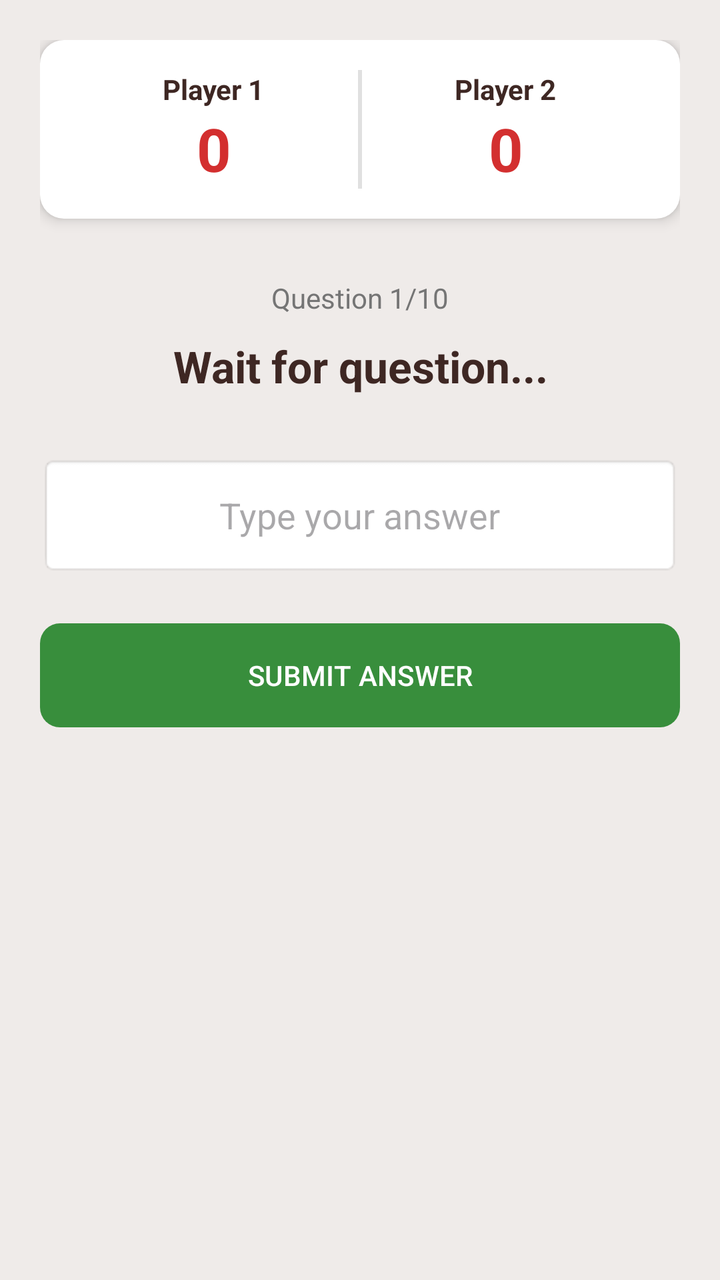
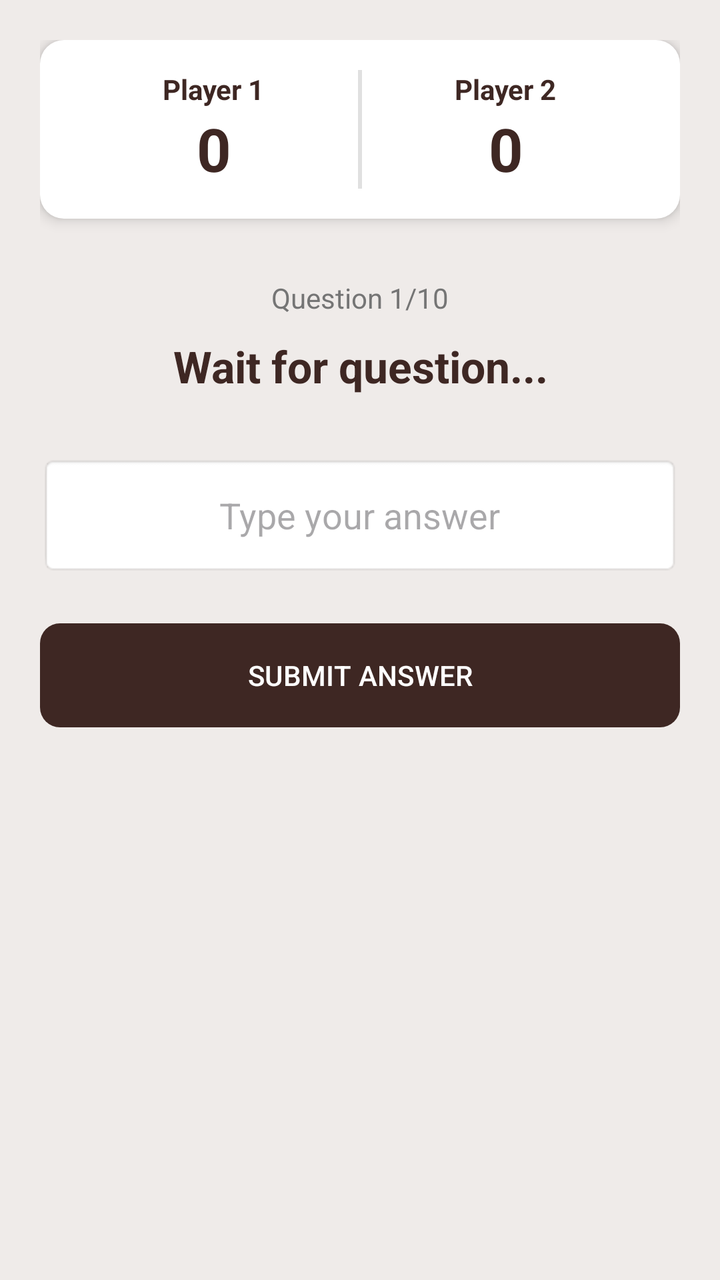

The first picture is an Android layout as it rendered before a commit; the second is the same layout after the commit. The layout source and the unified diff follow.
<!-- AndroidManifest.xml: application theme Theme.OlympMathMentor -->
<!-- res/layout/activity_multiplayer_battle.xml -->
<?xml version="1.0" encoding="utf-8"?>
<RelativeLayout xmlns:android="http://schemas.android.com/apk/res/android"
    xmlns:app="http://schemas.android.com/apk/res-auto"
    android:layout_width="match_parent"
    android:layout_height="match_parent"
    android:background="@color/soft_beige">

    <LinearLayout
        android:layout_width="match_parent"
        android:layout_height="match_parent"
        android:orientation="vertical"
        android:padding="20dp"
        android:gravity="center_horizontal">

        <LinearLayout
            android:layout_width="match_parent"
            android:layout_height="wrap_content"
            android:orientation="horizontal"
            android:weightSum="2"
            android:background="@drawable/rounded_card_bg"
            android:padding="15dp"
            android:elevation="4dp"
            android:layout_marginBottom="30dp">

            <LinearLayout
                android:layout_width="0dp"
                android:layout_height="wrap_content"
                android:layout_weight="1"
                android:gravity="center"
                android:orientation="vertical">
                <TextView android:id="@+id/tvPlayer1Name" android:layout_width="wrap_content" android:layout_height="wrap_content" android:text="Player 1" android:textStyle="bold" android:textColor="#3E2723"/>
                <TextView android:id="@+id/tvScore1" android:layout_width="wrap_content" android:layout_height="wrap_content" android:text="0" android:textSize="30sp" android:textColor="#D32F2F" android:textStyle="bold"/>
            </LinearLayout>

            <View android:layout_width="2dp" android:layout_height="match_parent" android:background="#E0E0E0"/>

            <LinearLayout
                android:layout_width="0dp"
                android:layout_height="wrap_content"
                android:layout_weight="1"
                android:gravity="center"
                android:orientation="vertical">
                <TextView android:id="@+id/tvPlayer2Name" android:layout_width="wrap_content" android:layout_height="wrap_content" android:text="Player 2" android:textStyle="bold" android:textColor="#3E2723"/>
                <TextView android:id="@+id/tvScore2" android:layout_width="wrap_content" android:layout_height="wrap_content" android:text="0" android:textSize="30sp" android:textColor="#D32F2F" android:textStyle="bold"/>
            </LinearLayout>
        </LinearLayout>

        <TextView
            android:id="@+id/tvQuestionNumber"
            android:layout_width="wrap_content"
            android:layout_height="wrap_content"
            android:text="Question 1/10"
            android:textColor="#757575"
            android:layout_marginBottom="10dp"/>

        <TextView
            android:id="@+id/tvBattleQuestion"
            android:layout_width="match_parent"
            android:layout_height="wrap_content"
            android:text="Wait for question..."
            android:textSize="22sp"
            android:gravity="center"
            android:textColor="#3E2723"
            android:textStyle="bold"
            android:layout_marginBottom="30dp"/>

        <EditText
            android:id="@+id/etBattleAnswer"
            android:layout_width="match_parent"
            android:layout_height="60dp"
            android:hint="Type your answer"
            android:inputType="numberDecimal"
            android:gravity="center"
            android:background="@android:drawable/editbox_background"/>

        <com.google.android.material.button.MaterialButton
            android:id="@+id/btnSubmitBattle"
            android:layout_width="match_parent"
            android:layout_height="60dp"
            android:layout_marginTop="20dp"
            android:text="SUBMIT ANSWER"
            app:backgroundTint="#388E3C"
            app:cornerRadius="10dp"/>
    </LinearLayout>

    
    <com.airbnb.lottie.LottieAnimationView
        android:id="@+id/lottieResult"
        android:layout_width="match_parent"
        android:layout_height="350dp"
        android:layout_centerInParent="true"
        android:elevation="20dp"
        android:visibility="gone"
        app:lottie_loop="false" />

</RelativeLayout>
<!-- resources referenced by this layout -->
<resources>
  <color name="soft_beige">#EFEBE9</color>
  <!-- drawable rounded_card_bg (drawable) -->
  <shape xmlns:android="http://schemas.android.com/apk/res/android"><solid android:color="#FFFFFF"/><corners android:radius="12dp"/></shape>
  <style name="Theme.OlympMathMentor" parent="Base.Theme.OlympMathMentor" />
  <style name="Base.Theme.OlympMathMentor" parent="Theme.Material3.DayNight.NoActionBar">
          <item name="colorPrimary">@color/soft_beige</item>
  
          <item name="android:statusBarColor">@color/soft_beige</item>
  
          <item name="android:windowLightStatusBar">true</item>
      </style>
</resources>

<!-- the commit's change to res/layout/activity_multiplayer_battle.xml (unified diff, before → after) -->
@@ -29,7 +29,7 @@
                 android:gravity="center"
                 android:orientation="vertical">
                 <TextView android:id="@+id/tvPlayer1Name" android:layout_width="wrap_content" android:layout_height="wrap_content" android:text="Player 1" android:textStyle="bold" android:textColor="#3E2723"/>
-                <TextView android:id="@+id/tvScore1" android:layout_width="wrap_content" android:layout_height="wrap_content" android:text="0" android:textSize="30sp" android:textColor="#D32F2F" android:textStyle="bold"/>
+                <TextView android:id="@+id/tvScore1" android:layout_width="wrap_content" android:layout_height="wrap_content" android:text="0" android:textSize="30sp" android:textColor="#3E2723" android:textStyle="bold"/>
             </LinearLayout>
 
             <View android:layout_width="2dp" android:layout_height="match_parent" android:background="#E0E0E0"/>
@@ -41,7 +41,7 @@
                 android:gravity="center"
                 android:orientation="vertical">
                 <TextView android:id="@+id/tvPlayer2Name" android:layout_width="wrap_content" android:layout_height="wrap_content" android:text="Player 2" android:textStyle="bold" android:textColor="#3E2723"/>
-                <TextView android:id="@+id/tvScore2" android:layout_width="wrap_content" android:layout_height="wrap_content" android:text="0" android:textSize="30sp" android:textColor="#D32F2F" android:textStyle="bold"/>
+                <TextView android:id="@+id/tvScore2" android:layout_width="wrap_content" android:layout_height="wrap_content" android:text="0" android:textSize="30sp" android:textColor="#3E2723" android:textStyle="bold"/>
             </LinearLayout>
         </LinearLayout>
 
@@ -79,11 +79,10 @@
             android:layout_height="60dp"
             android:layout_marginTop="20dp"
             android:text="SUBMIT ANSWER"
-            app:backgroundTint="#388E3C"
+            app:backgroundTint="#3E2723"
             app:cornerRadius="10dp"/>
     </LinearLayout>
 
-    
     <com.airbnb.lottie.LottieAnimationView
         android:id="@+id/lottieResult"
         android:layout_width="match_parent"
